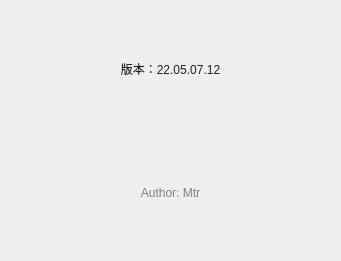
Old version of the form Dialog/dialogabout.ui in the repository Mtr1994/DeskCesium.
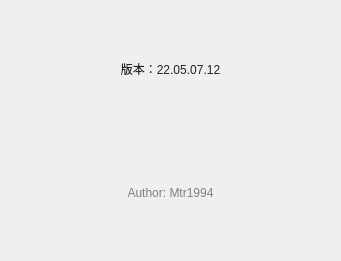
New version of the form.

Patch:
```diff
--- a/Dialog/dialogabout.ui
+++ b/Dialog/dialogabout.ui
@@ -57,7 +57,7 @@
 color: gray;</string>
         </property>
         <property name="text">
-         <string>Author: Mtr</string>
+         <string>Author: Mtr1994</string>
         </property>
         <property name="alignment">
          <set>Qt::AlignCenter</set>
```
